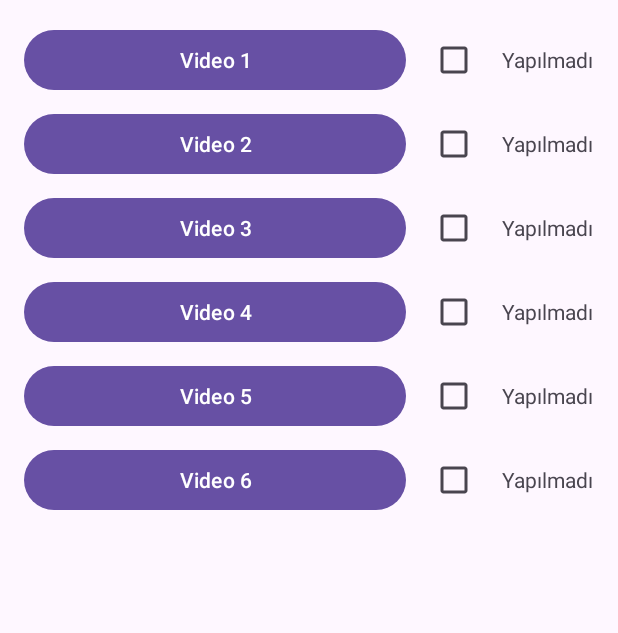
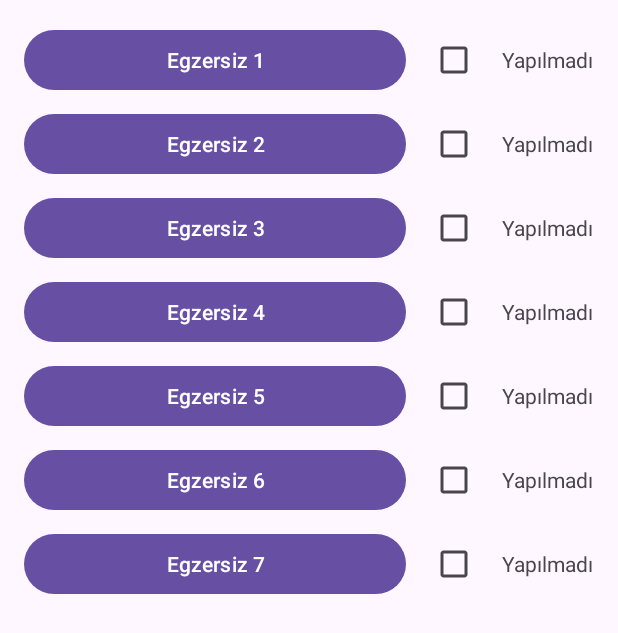
Before and after one commit to laraC003/Kotlin-Uygulama, an Android app: the AyakEgzersizFragment screen opened through its navigation route, on a phone screen of 412 x 824 dp. Shown: the top 633 px of the screen. Run offline under Robolectric (Android 15) with nearby library versions, the phone set to English and light mode, and no system bars; our stand-ins replace Firebase (no records; nobody signed in at launch, a user with empty details on screens opened directly).

Commit message:
video butonlarının isimleri güncellendi.

```diff
--- a/app/src/main/java/com/laracihan/fizyocep/girisFragment.kt
+++ b/app/src/main/java/com/laracihan/fizyocep/girisFragment.kt
@@ -43,6 +43,8 @@ class girisFragment : Fragment() {
                 return@setOnClickListener
             }
 
+
+
             auth.signInWithEmailAndPassword(email, password)
                 .addOnCompleteListener { task ->
                     if (task.isSuccessful) {
@@ -58,7 +60,7 @@ class girisFragment : Fragment() {
                             Navigation.findNavController(view).navigate(action)
                         }
                     } else {
-                        Toast.makeText(requireContext(), task.exception?.localizedMessage ?: "Giriş başarısız", Toast.LENGTH_LONG).show()
+                        Toast.makeText(requireContext(),  "Giriş başarısız", Toast.LENGTH_LONG).show()
                     }
                 }
         }
--- a/app/src/main/res/layout/fragment_ayak_egzersiz.xml
+++ b/app/src/main/res/layout/fragment_ayak_egzersiz.xml
@@ -1,16 +1,15 @@
-<FrameLayout
-    xmlns:android="http://schemas.android.com/apk/res/android"
+<FrameLayout xmlns:android="http://schemas.android.com/apk/res/android"
     android:layout_width="match_parent"
     android:layout_height="match_parent">
 
-    <!-- Tam ekran VideoView -->
+
     <VideoView
         android:id="@+id/videoView"
         android:layout_width="match_parent"
         android:layout_height="match_parent"
         android:visibility="gone" />
 
-    <!-- Geri butonu sadece video oynarken görünür -->
+
     <ImageButton
         android:id="@+id/btnExitFullscreen"
         android:layout_width="48dp"
@@ -21,8 +20,8 @@
         android:src="@android:drawable/ic_menu_close_clear_cancel"
         android:visibility="gone" />
 
-    <!-- Normal içerik -->
     <ScrollView
+        xmlns:android="http://schemas.android.com/apk/res/android"
         android:id="@+id/scrollView"
         android:layout_width="match_parent"
         android:layout_height="match_parent">
@@ -33,7 +32,7 @@
             android:orientation="vertical"
             android:padding="16dp">
 
-            <!-- Video 1 -->
+
             <LinearLayout
                 android:layout_width="match_parent"
                 android:layout_height="wrap_content"
@@ -46,7 +45,7 @@
                     android:layout_width="0dp"
                     android:layout_weight="1"
                     android:layout_height="wrap_content"
-                    android:text="Video 1" />
+                    android:text="Egzersiz 1" />
 
                 <CheckBox
                     android:id="@+id/checkbox1"
@@ -62,7 +61,7 @@
                     android:layout_marginStart="8dp" />
             </LinearLayout>
 
-            <!-- Video 2 -->
+
             <LinearLayout
                 android:layout_width="match_parent"
                 android:layout_height="wrap_content"
@@ -75,7 +74,7 @@
                     android:layout_width="0dp"
                     android:layout_weight="1"
                     android:layout_height="wrap_content"
-                    android:text="Video 2" />
+                    android:text="Egzersiz 2" />
 
                 <CheckBox
                     android:id="@+id/checkbox2"
@@ -91,7 +90,7 @@
                     android:layout_marginStart="8dp" />
             </LinearLayout>
 
-            <!-- Video 3 -->
+
             <LinearLayout
                 android:layout_width="match_parent"
                 android:layout_height="wrap_content"
@@ -104,7 +103,7 @@
                     android:layout_width="0dp"
                     android:layout_weight="1"
                     android:layout_height="wrap_content"
-                    android:text="Video 3" />
+                    android:text="Egzersiz 3" />
 
                 <CheckBox
                     android:id="@+id/checkbox3"
@@ -120,7 +119,7 @@
                     android:layout_marginStart="8dp" />
             </LinearLayout>
 
-            <!-- Video 4 -->
+
             <LinearLayout
                 android:layout_width="match_parent"
                 android:layout_height="wrap_content"
@@ -133,7 +132,7 @@
                     android:layout_width="0dp"
                     android:layout_weight="1"
                     android:layout_height="wrap_content"
-                    android:text="Video 4" />
+                    android:text="Egzersiz 4" />
 
                 <CheckBox
                     android:id="@+id/checkbox4"
@@ -149,7 +148,7 @@
                     android:layout_marginStart="8dp" />
             </LinearLayout>
 
-            <!-- Video 5 -->
+
             <LinearLayout
                 android:layout_width="match_parent"
                 android:layout_height="wrap_content"
@@ -162,7 +161,7 @@
                     android:layout_width="0dp"
                     android:layout_weight="1"
                     android:layout_height="wrap_content"
-                    android:text="Video 5" />
+                    android:text="Egzersiz 5" />
 
                 <CheckBox
                     android:id="@+id/checkbox5"
@@ -178,7 +177,7 @@
                     android:layout_marginStart="8dp" />
             </LinearLayout>
 
-            <!-- Video 6 -->
+
             <LinearLayout
                 android:layout_width="match_parent"
                 android:layout_height="wrap_content"
@@ -191,7 +190,7 @@
                     android:layout_width="0dp"
                     android:layout_weight="1"
                     android:layout_height="wrap_content"
-                    android:text="Video 6" />
+                    android:text="Egzersiz 6" />
 
                 <CheckBox
                     android:id="@+id/checkbox6"
@@ -207,7 +206,34 @@
                     android:layout_marginStart="8dp" />
             </LinearLayout>
 
+            <LinearLayout
+                android:layout_width="match_parent"
+                android:layout_height="wrap_content"
+                android:orientation="horizontal"
+                android:layout_marginBottom="8dp"
+                android:gravity="center_vertical">
+
+                <Button
+                    android:id="@+id/btnVideo7"
+                    android:layout_width="0dp"
+                    android:layout_weight="1"
+                    android:layout_height="wrap_content"
+                    android:text="Egzersiz 7" />
+
+                <CheckBox
+                    android:id="@+id/checkbox7"
+                    android:layout_width="wrap_content"
+                    android:layout_height="wrap_content"
+                    android:layout_marginStart="8dp" />
+
+                <TextView
+                    android:id="@+id/statusText7"
+                    android:layout_width="wrap_content"
+                    android:layout_height="wrap_content"
+                    android:text="Yapılmadı"
+                    android:layout_marginStart="8dp" />
+            </LinearLayout>
+
         </LinearLayout>
     </ScrollView>
-
 </FrameLayout>
```
Also changed, not shown: app/src/main/res/layout/fragment_bacak_egzersiz.xml (+18 -18 lines), app/src/main/res/layout/fragment_bel_egzersiz.xml (+18 -18 lines), app/src/main/res/layout/fragment_boyun_egzersiz.xml (+14 -14 lines), app/src/main/res/layout/fragment_el_egzersiz.xml (+5 -5 lines), app/src/main/res/layout/fragment_kol_egzersiz.xml (+16 -16 lines), app/src/main/res/layout/fragment_omuz_egzersiz.xml (+14 -14 lines), app/src/main/res/layout/fragment_sirt_egzersiz.xml (+22 -22 lines).
